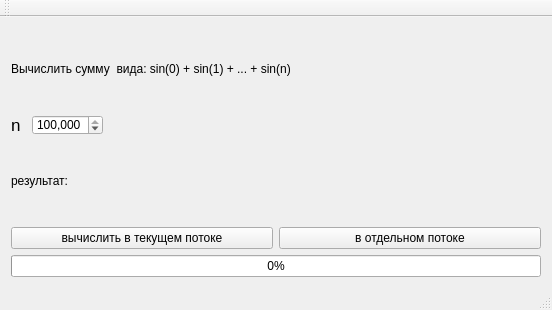
Qt form examples/example_qthread/mainwindow.ui (VetrovSV/OOP) before a commit.
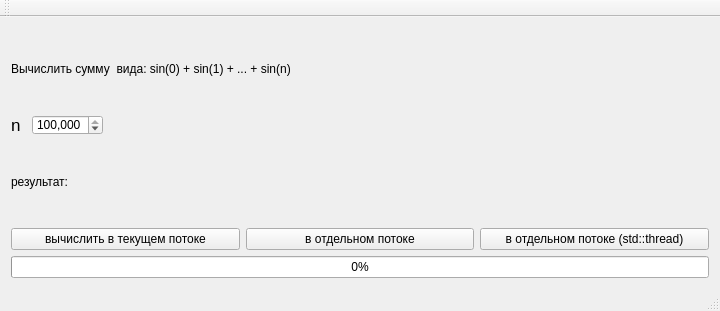
The same form after that commit.

Commit message: upd: thread example

Patch:
```diff
--- a/examples/example_qthread/mainwindow.ui
+++ b/examples/example_qthread/mainwindow.ui
@@ -6,8 +6,8 @@
    <rect>
     <x>0</x>
     <y>0</y>
-    <width>552</width>
-    <height>310</height>
+    <width>720</width>
+    <height>311</height>
    </rect>
   </property>
   <property name="windowTitle">
@@ -146,6 +146,13 @@
         </property>
        </widget>
       </item>
+      <item>
+       <widget class="QPushButton" name="pushButton">
+        <property name="text">
+         <string>в отдельном потоке (std::thread)</string>
+        </property>
+       </widget>
+      </item>
      </layout>
     </item>
     <item>
```
Left out of the diff: 4 changed lines with no effect on the pictures. The commit also changes 6 other files.
